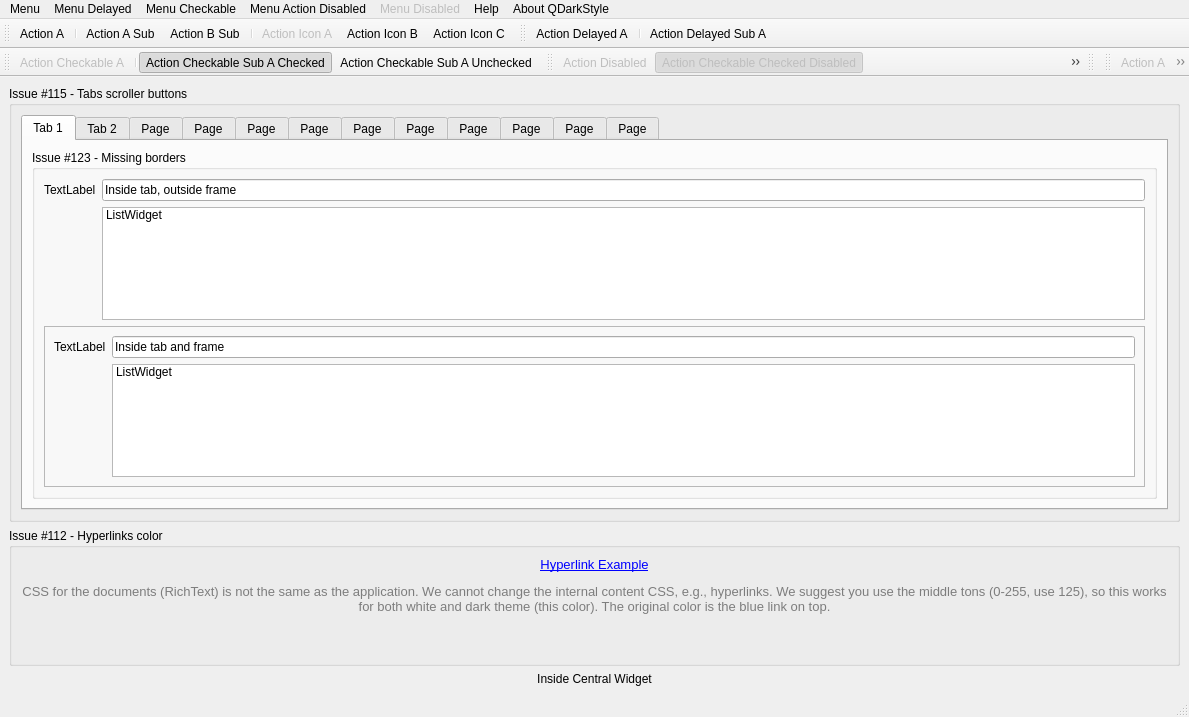
First picture: the form in qdarkstyle/example/ui/mw_menus.ui, repository ColinDuquesnoy/QDarkStyleSheet, before the edit.
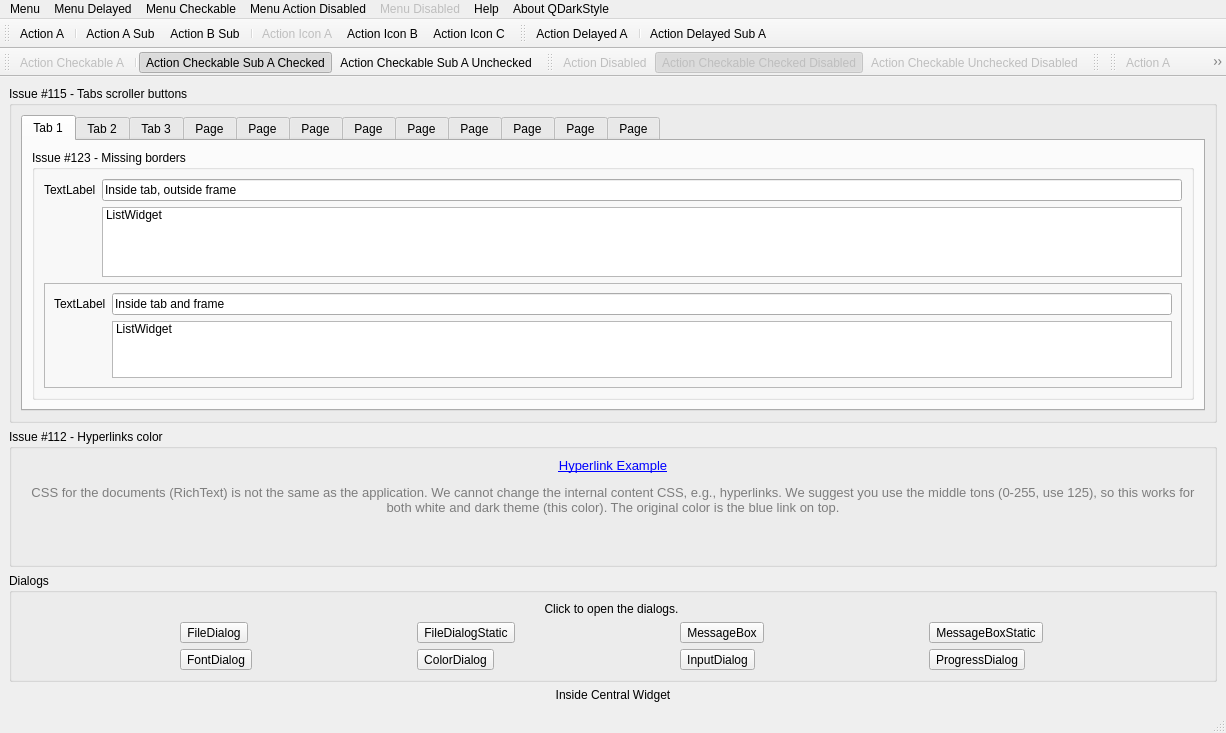
Second picture: the form after the edit. Icons and pictures are not drawn.

Commit message: Add all types of dialogs to the example

What changed in the file:
```diff
--- a/qdarkstyle/example/ui/mw_menus.ui
+++ b/qdarkstyle/example/ui/mw_menus.ui
@@ -6,8 +6,8 @@
    <rect>
     <x>0</x>
     <y>0</y>
-    <width>1189</width>
-    <height>717</height>
+    <width>1226</width>
+    <height>719</height>
    </rect>
   </property>
   <property name="windowTitle">
@@ -15,6 +15,16 @@
   </property>
   <widget class="QWidget" name="centralwidget">
    <layout class="QGridLayout" name="gridLayout_7">
+    <item row="3" column="0">
+     <widget class="QLabel" name="label_71">
+      <property name="text">
+       <string>Inside Central Widget</string>
+      </property>
+      <property name="alignment">
+       <set>Qt::AlignCenter</set>
+      </property>
+     </widget>
+    </item>
     <item row="0" column="0">
      <widget class="QGroupBox" name="groupBox_2">
       <property name="title">
@@ -119,7 +129,7 @@
          </widget>
          <widget class="QWidget" name="tab_3">
           <attribute name="title">
-           <string>Page</string>
+           <string>Tab 3</string>
           </attribute>
          </widget>
          <widget class="QWidget" name="tab_4">
@@ -208,13 +218,78 @@
      </widget>
     </item>
     <item row="2" column="0">
-     <widget class="QLabel" name="label_71">
-      <property name="text">
-       <string>Inside Central Widget</string>
+     <widget class="QGroupBox" name="groupBoxDialogs">
+      <property name="title">
+       <string>Dialogs</string>
       </property>
-      <property name="alignment">
-       <set>Qt::AlignCenter</set>
-      </property>
+      <layout class="QGridLayout" name="gridLayout_8">
+       <item row="1" column="0">
+        <widget class="QToolButton" name="toolButtonFileDialog">
+         <property name="text">
+          <string>FileDialog</string>
+         </property>
+        </widget>
+       </item>
+       <item row="1" column="1">
+        <widget class="QToolButton" name="toolButtonFileDialogStatic">
+         <property name="text">
+          <string>FileDialogStatic</string>
+         </property>
+        </widget>
+       </item>
+       <item row="1" column="2">
+        <widget class="QToolButton" name="toolButtonMessageBox">
+         <property name="text">
+          <string>MessageBox</string>
+         </property>
+        </widget>
+       </item>
+       <item row="1" column="3">
+        <widget class="QToolButton" name="toolButtonMessageBoxStatic">
+         <property name="text">
+          <string>MessageBoxStatic</string>
+         </property>
+        </widget>
+       </item>
+       <item row="2" column="0">
+        <widget class="QToolButton" name="toolButtonFontDialog">
+         <property name="text">
+          <string>FontDialog</string>
+         </property>
+        </widget>
+       </item>
+       <item row="2" column="1">
+        <widget class="QToolButton" name="toolButtonColorDialog">
+         <property name="text">
+          <string>ColorDialog</string>
+         </property>
+        </widget>
+       </item>
+       <item row="2" column="2">
+        <widget class="QToolButton" name="toolButtonInputDialog">
+         <property name="text">
+          <string>InputDialog</string>
+         </property>
+        </widget>
+       </item>
+       <item row="2" column="3">
+        <widget class="QToolButton" name="toolButtonProgressDialog">
+         <property name="text">
+          <string>ProgressDialog</string>
+         </property>
+        </widget>
+       </item>
+       <item row="0" column="0" colspan="4">
+        <widget class="QLabel" name="label_5">
+         <property name="text">
+          <string>Click to open the dialogs.</string>
+         </property>
+         <property name="alignment">
+          <set>Qt::AlignCenter</set>
+         </property>
+        </widget>
+       </item>
+      </layout>
      </widget>
     </item>
    </layout>
@@ -224,7 +299,7 @@
     <rect>
      <x>0</x>
      <y>0</y>
-     <width>1189</width>
+     <width>1226</width>
      <height>23</height>
     </rect>
    </property>
```
The commit also changes 1 other file.
